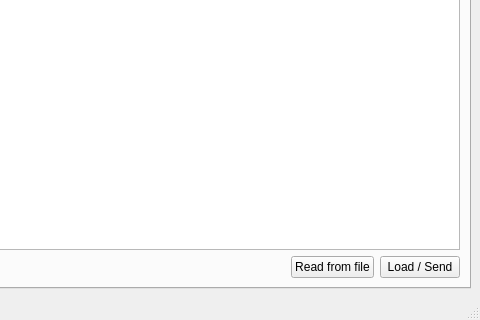
The window that frontend/assets/loaderwindow.ui (dahlbma/assayLoader) describes before a commit, drawn with Qt 5; both pictures show x 418 to 898 and y 436 to 756 of the 898 by 756 pixel window.
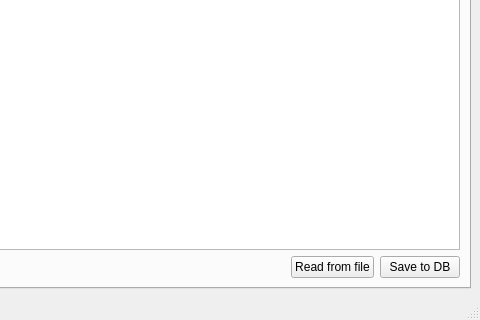
The same window after the commit.

What changed in the file:
```diff
--- a/frontend/assets/loaderwindow.ui
+++ b/frontend/assets/loaderwindow.ui
@@ -297,7 +297,7 @@
             <item row="0" column="2">
              <widget class="QPushButton" name="pushButton">
               <property name="text">
-               <string>Load / Send</string>
+               <string>Save to DB</string>
               </property>
              </widget>
             </item>
```
